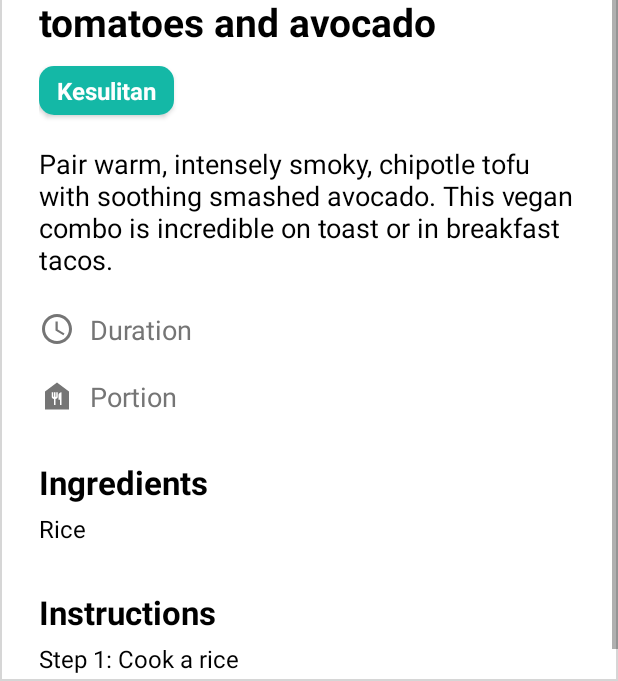
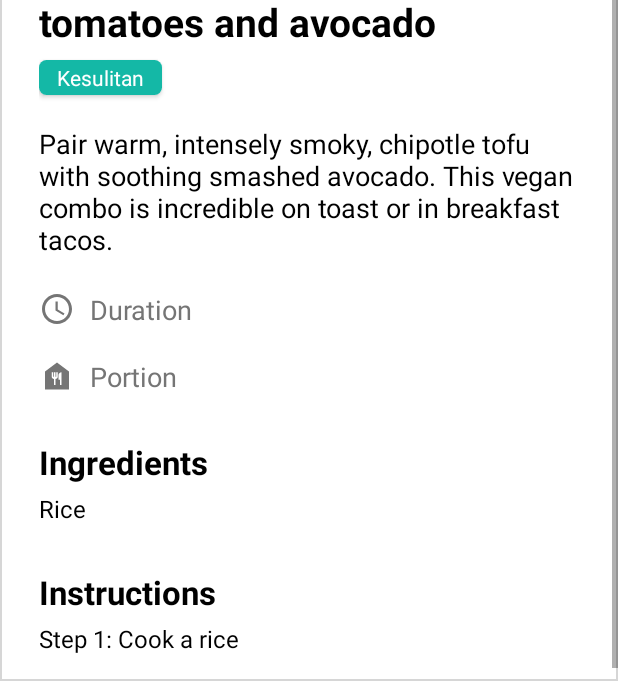
Before and after one commit to adnanamiruddin/NoxCipes-Project, an Android app: the layout fragment_recipe_detail.xml on its own in the app's theme, with its tools: preview values and no code run, on a phone screen of 412 x 824 dp, the part 555-1236 px from its top. Run offline under Robolectric (Android 15) with nearby library versions, the phone set to English and light mode, and no system bars.

Commit message:
fix: Modify recipe detail fragment

```diff
--- a/app/src/main/res/layout/fragment_profile.xml
+++ b/app/src/main/res/layout/fragment_profile.xml
@@ -14,7 +14,8 @@
         <LinearLayout
             android:layout_width="match_parent"
             android:layout_height="match_parent"
-            android:orientation="vertical">
+            android:orientation="vertical"
+            android:paddingBottom="50dp">
 
             <ImageView
                 android:layout_width="wrap_content"
--- a/app/src/main/res/layout/fragment_recipe_detail.xml
+++ b/app/src/main/res/layout/fragment_recipe_detail.xml
@@ -70,8 +70,8 @@
                     <androidx.cardview.widget.CardView
                         android:layout_width="wrap_content"
                         android:layout_height="wrap_content"
-                        android:layout_marginTop="12dp"
-                        app:cardCornerRadius="10dp">
+                        android:layout_marginTop="8dp"
+                        app:cardCornerRadius="5dp">
 
                         <TextView
                             android:id="@+id/tv_recipe_difficulty"
@@ -79,11 +79,10 @@
                             android:layout_height="wrap_content"
                             android:background="@color/teal_500"
                             android:paddingHorizontal="12dp"
-                            android:paddingVertical="5dp"
+                            android:paddingVertical="2dp"
                             android:text="Kesulitan"
                             android:textColor="@color/white"
-                            android:textSize="16sp"
-                            android:textStyle="bold" />
+                            android:textSize="14sp" />
                     </androidx.cardview.widget.CardView>
 
                     <TextView
```
